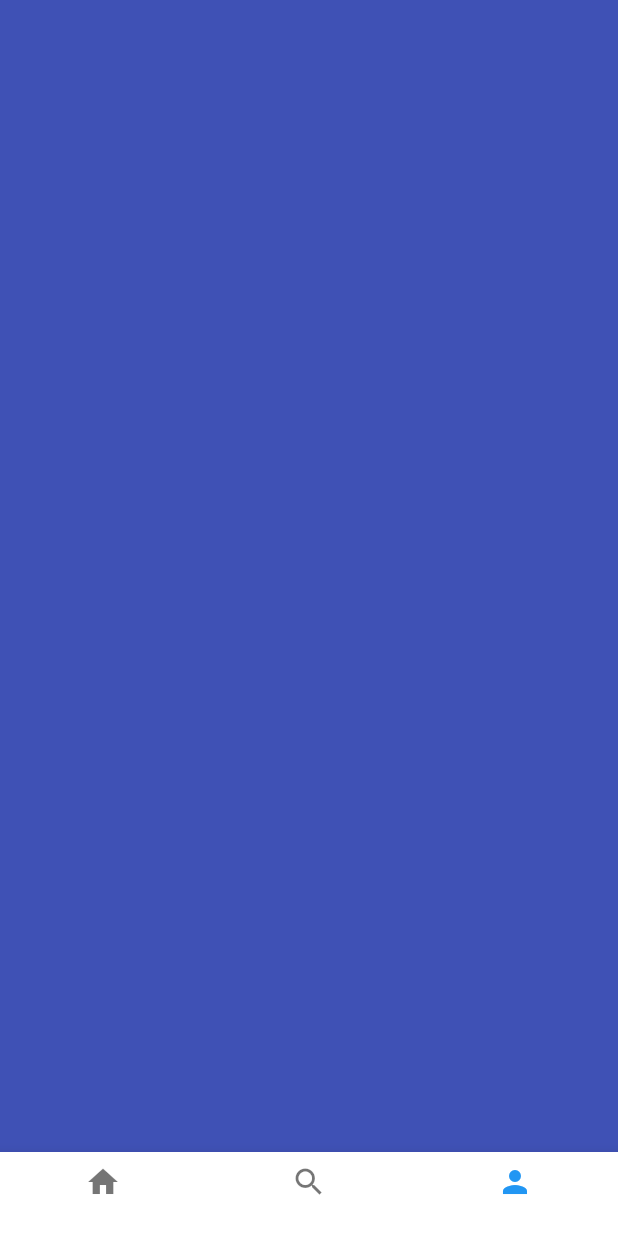
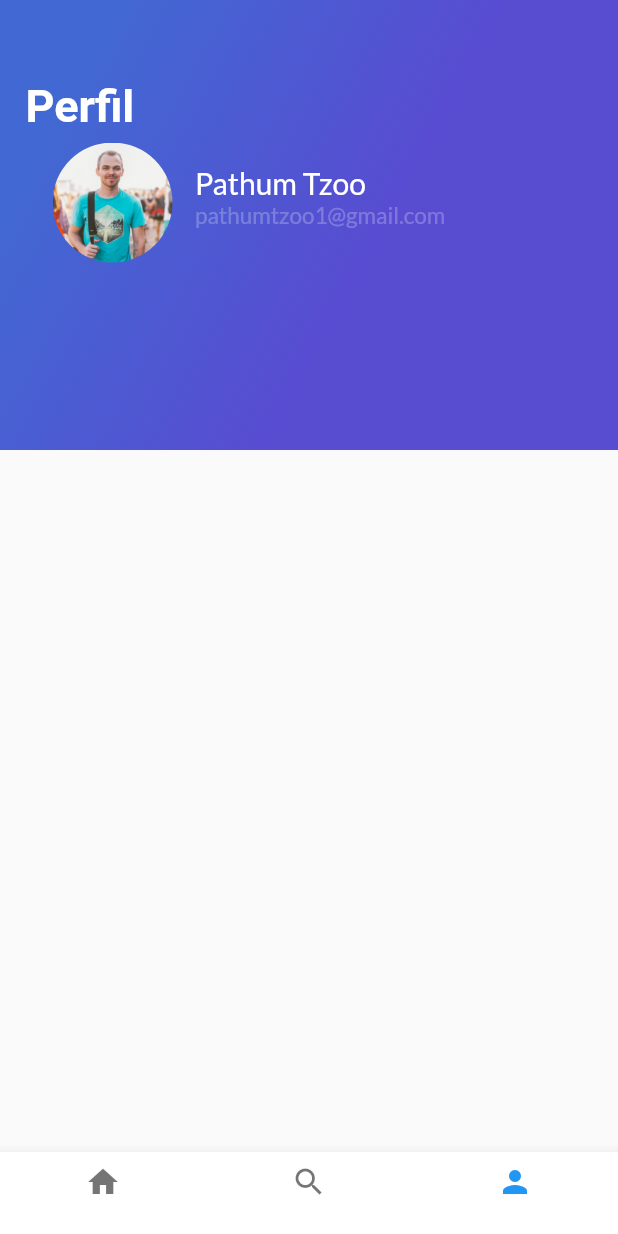
Before and after one commit to tecunMartin/course_Flutter_avanzado_platzi, a Flutter app: the screen it shows after launch, item 3 of the bottom bar chosen, on a phone screen of 412 x 824 dp. Run offline on Flutter 3.47's test engine with Material 2 defaults, Android fonts, the phone set to English and light mode, and no system bars; Roboto replaces fonts that are missing (Plato).

Commit message:
Creamos la imagen y el texto de perfil

```diff
--- /dev/null
+++ b/lib/datos_user.dart
@@ -0,0 +1,73 @@
+import 'package:flutter/material.dart';
+
+class DatosUser extends StatelessWidget {
+
+  String userName = "Pathum Tzoo";
+  String email = "pathumtzoo1@gmail.com";
+  String pathImage = "assets/img/people.jpg";
+
+  DatosUser({this.email,this.userName,this.pathImage});
+
+  @override
+  Widget build(BuildContext context) {
+    return Container(
+      height: 90,
+      margin: EdgeInsets.only(
+        top: 90,
+        left: 35,
+      ),
+      child: Row(
+        mainAxisSize: MainAxisSize.min,
+        children: <Widget>[
+          _imagenPerfil(),
+          _datosPerfil(),
+        ],
+      ),
+    );
+  }
+
+  Widget _datosPerfil(){
+    return Container(
+      margin: EdgeInsets.only(
+        top: 20,
+        left: 15,
+      ),
+      child: Column(
+        crossAxisAlignment: CrossAxisAlignment.start,
+        children: <Widget>[
+          Text(userName,
+            style: TextStyle(
+              color: Colors.white,
+              fontSize: 20,
+              fontFamily: "Lato",
+            ),
+          ),
+          Text(email,
+            style: TextStyle(
+              color: Colors.white24,
+              fontSize: 15,
+              fontFamily: "Lato",
+            ),
+          ),
+      ],
+    ),
+        );
+
+  }
+
+  Widget _imagenPerfil(){
+    return Container(
+      width: 80,
+      height: 80,
+
+      decoration: BoxDecoration(
+        shape: BoxShape.circle,
+        image: DecorationImage(
+          fit: BoxFit.cover,
+          image: AssetImage(pathImage),
+        )
+      ),
+
+    );
+  }
+}
--- a/lib/gradient_back.dart
+++ b/lib/gradient_back.dart
@@ -2,12 +2,14 @@ import 'package:flutter/material.dart';
 
 class GradientBack extends StatelessWidget {
   String title = "Popular";
-  GradientBack({this.title});
+  double size = 250.0;
+
+  GradientBack({this.title, this.size});
 
   @override
   Widget build(BuildContext context) {
     return Container(
-      height: 250.0,
+      height: size,
       decoration: BoxDecoration(
         gradient: LinearGradient(
           colors: [
--- a/lib/header_appbar.dart
+++ b/lib/header_appbar.dart
@@ -10,7 +10,7 @@ class HeaderAppBar extends StatelessWidget {
   Widget build(BuildContext context) {
     return Stack(
       children: <Widget>[
-        GradientBack(title: "Bienvenido",),
+        GradientBack(title: "Bienvenido",size: 250.0,),
         CardImageList()
       ],
     );
--- a/lib/main.dart
+++ b/lib/main.dart
@@ -1,7 +1,5 @@
 import 'package:flutter/material.dart';
 import 'package:flutter/services.dart';
-
-import 'package:platzi_tripss_app/home_trip.dart';
 import 'package:platzi_tripss_app/platzi_trips.dart';
 
 void main(){
--- a/lib/platzi_trips.dart
+++ b/lib/platzi_trips.dart
@@ -11,7 +11,6 @@ class PlatziTrips extends StatefulWidget {
 }
 
 class _PlatziTripsState extends State<PlatziTrips> {
-
   int indextap =0;
 
   final List<Widget> widgetsChildren = [
@@ -33,14 +32,14 @@ class _PlatziTripsState extends State<PlatziTrips> {
       bottomNavigationBar: Theme(
         data: Theme.of(context).copyWith(
           canvasColor: Colors.white,
-          primaryColor: Colors.purple,
+          primaryColor: Color(0xFF4268D3),
         ),
         child: BottomNavigationBar(
           onTap: onTapTapped,
           currentIndex: indextap,
           items: [
             BottomNavigationBarItem(
-              icon: Icon(Icons.home),
+              icon: Icon(Icons.home,),
               title: Text("")
             ),
             BottomNavigationBarItem(
--- a/lib/profile_trips.dart
+++ b/lib/profile_trips.dart
@@ -1,13 +1,22 @@
 import 'package:flutter/material.dart';
-
+import 'package:platzi_tripss_app/datos_user.dart';
+import 'package:platzi_tripss_app/gradient_back.dart';
 
 class ProfileTrips extends StatelessWidget {
   const ProfileTrips({Key key}) : super(key: key);
 
   @override
   Widget build(BuildContext context) {
-    return Container(
-      color: Colors.indigo,
+    return Scaffold(
+
+      body: Stack(
+
+        children: <Widget>[
+          FloatingActionButton(onPressed: null),
+          GradientBack(title: "Perfil", size: 300.0, ),
+          DatosUser(userName:"Pathum Tzoo",email:"pathumtzoo1@gmail.com",pathImage: "assets/img/people.jpg"),
+        ],
+      ),
     );
   }
 }
--- a/lib/search_trips.dart
+++ b/lib/search_trips.dart
@@ -7,7 +7,6 @@ class SearchTrips extends StatelessWidget {
   @override
   Widget build(BuildContext context) {
     return Container(
-      child: Text("data"),
       color: Colors.greenAccent,
     );
   }
```
